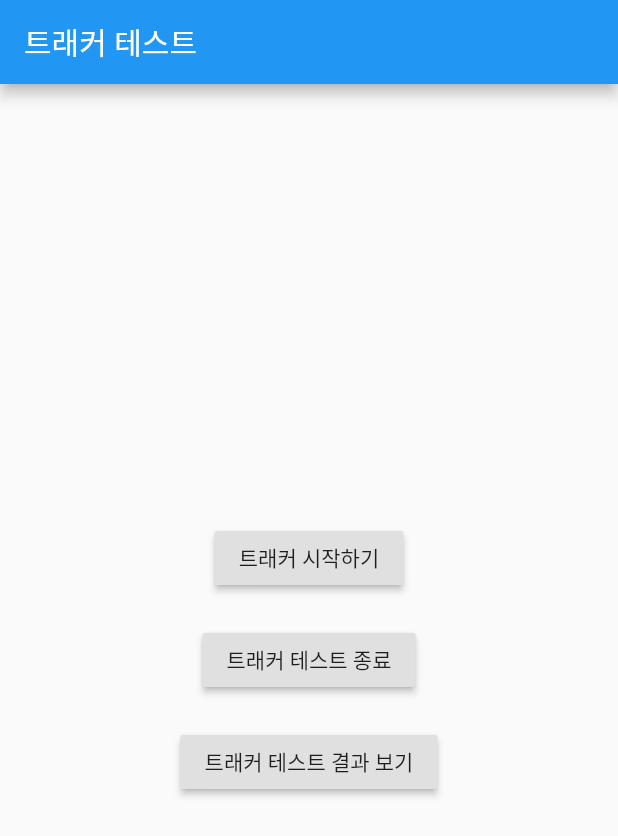
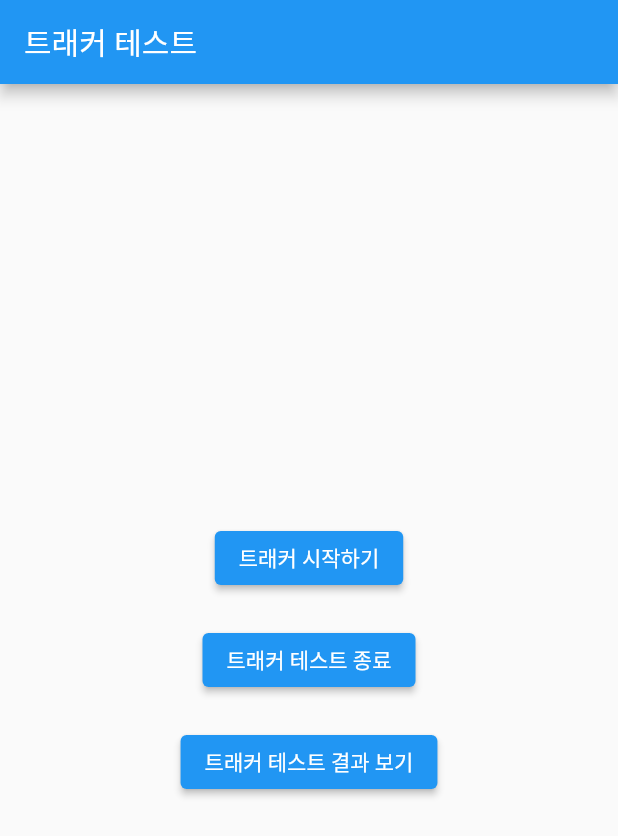
Before and after one commit to MollyKim/trakcer_test, a Flutter app: the MyHomePage screen opened directly, on a phone screen of 412 x 824 dp. Shown: the top 836 px of the screen. Run offline on Flutter 3.47's test engine with Material 2 defaults, Android fonts, the phone set to English and light mode, and no system bars; our stand-ins replace cloud_firestore, firebase_auth, firebase_core, flutter_blue, google_sign_in, permission_handler; accounts and stored records are empty.

```diff
--- a/lib/data_model.dart
+++ b/lib/data_model.dart
@@ -3,12 +3,14 @@ class TrackerData {
   num value;
   num battery;
   String macAddress;
+  String name;
 
   TrackerData({
     this.createdAt,
     this.value = 0,
     this.battery = 0,
     this.macAddress,
+    this.name,
   });
 
   factory TrackerData.fromMap(Map<String, dynamic> json) {
@@ -17,6 +19,7 @@ class TrackerData {
       value: json['value'] as num,
       battery: json['battery'] as num,
       macAddress: json['macAddress'] as String,
+      name: json['name'] as String,
     );
   }
 
@@ -25,6 +28,7 @@ class TrackerData {
         'createdAt' : this.createdAt,
         'value' : this.value,
         'macAddress' : this.macAddress,
+        'name' : this.name,
       };
     }
 
--- a/lib/firestore.dart
+++ b/lib/firestore.dart
@@ -6,7 +6,7 @@ final FirebaseFirestore store = FirebaseFirestore.instance;
 final FirebaseAuth auth = FirebaseAuth.instance;
 
 
-setTackerData(String macAddress, num value, DateTime now, num battery) async{
+setTackerData(String macAddress,String name, num value, DateTime now, num battery) async{
   final FirebaseAuth auth = FirebaseAuth.instance;
   Map<String, dynamic> data = {
     'createdAt' : now,
@@ -14,6 +14,7 @@ setTackerData(String macAddress, num value, DateTime now, num battery) async{
     'setUserKey' : auth.currentUser.uid,
     'macAddress' : macAddress,
     'battery' : battery,
+    'name' : name,
   };
 
     store.collection('BetaTestTracker').add(data);
--- a/lib/home.dart
+++ b/lib/home.dart
@@ -75,7 +75,7 @@ class _MyHomePageState extends State<MyHomePage> {
                       itemCount: scanResultData.length,
                       itemBuilder: (BuildContext context, index) {
                         return ListTile(
-                          title: RaisedButton(
+                          title: ElevatedButton(
                               child: Text(
                                   scanResultData[index].device.name + '\n' +
                                       scanResultData[index].device.id.toString()),
@@ -175,7 +175,7 @@ class _MyHomePageState extends State<MyHomePage> {
                     child: Text(
                         '날짜 : ' + DateFormat('MM/dd hh:mm').format(data[index].createdAt).toString() +'\n'
                         + '측정 결과 : ' +data[index].value.toString() +'분\n'
-                        + '기기 : ' + data[index].macAddress.toString()+'\n'),
+                        + '기기 : ' + data[index].name.toString()+'\n'),
                   ),
                 );
             },
@@ -194,7 +194,7 @@ class _MyHomePageState extends State<MyHomePage> {
         child: Column(
             mainAxisAlignment: MainAxisAlignment.center,
             children: <Widget>[
-              RaisedButton(
+              ElevatedButton(
                 onPressed: () async{
                   bool result = await checkLocationPermissions();
                   if(result)
@@ -203,7 +203,7 @@ class _MyHomePageState extends State<MyHomePage> {
                 child: Text('트래커 시작하기'),
               ),
               SizedBox(height: 20),
-              RaisedButton(
+              ElevatedButton(
                 onPressed: () async{
                   bool result = await checkLocationPermissions();
                   if(result)
@@ -212,7 +212,7 @@ class _MyHomePageState extends State<MyHomePage> {
                 child: Text('트래커 테스트 종료'),
               ),
               SizedBox(height: 20),
-              RaisedButton(
+              ElevatedButton(
                 onPressed: () async{
                   showData();
                 },
--- a/lib/tracker.dart
+++ b/lib/tracker.dart
@@ -106,7 +106,7 @@ _endStream(ScanResult scanResult, List<BluetoothCharacteristic> characteristic,D
       if( code == 'A2') {
         act = true;
         num value = (data[0] + data[1] * 256 + data[2] * 65536) / 60;
-        await setTackerData(scanResult.device.id.toString(), value.round(), now, battery );
+        await setTackerData(scanResult.device.id.toString(),scanResult.device.name, value.round(), now, battery );
         await characteristic[0].write(utf8.encode('DEL1'), withoutResponse: true);
       }
       if( code == 'D1') {
```
